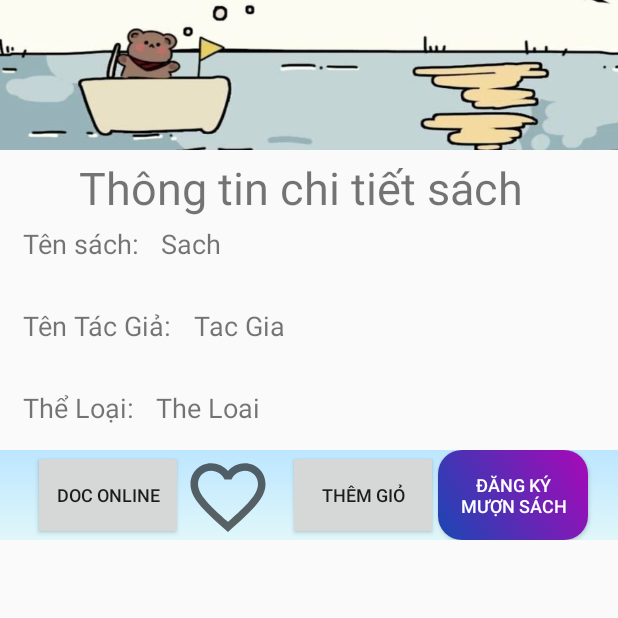
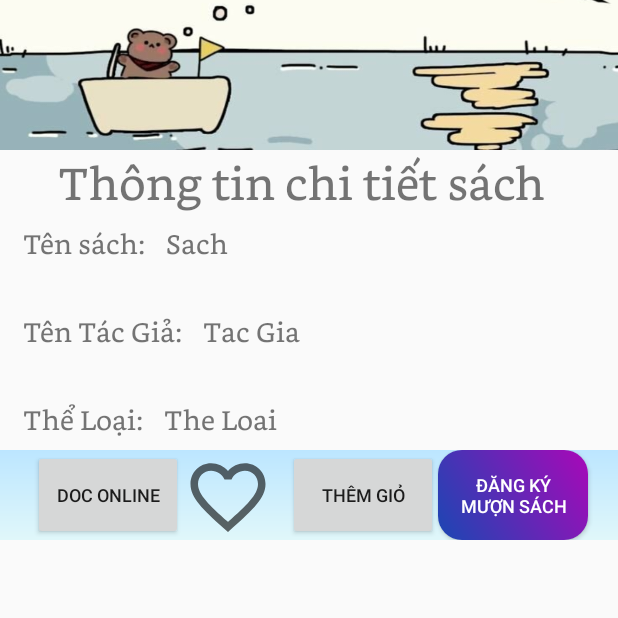
Before and after one commit to tangtuan16/Library, an Android app: the BookDetailActivity screen opened directly, with no data from a screen before it, on a phone screen of 412 x 824 dp, the top half of it. Run offline under Robolectric (Android 15) with nearby library versions, the phone set to English and light mode, and no system bars.

Commit message:
commit lai

```diff
--- a/app/src/main/java/com/example/Untils/DBManager.java
+++ b/app/src/main/java/com/example/Untils/DBManager.java
@@ -18,7 +18,7 @@ public class DBManager {
 
     public static class DatabaseHelper extends SQLiteOpenHelper {
         private static final String DATABASE_NAME = "Library";
-        private static final int DATABASE_VERSION = 34;
+        private static final int DATABASE_VERSION = 35;
 
         private static final String TABLE_CREATE_BOOK = "CREATE TABLE books (" +
                 "id INTEGER PRIMARY KEY AUTOINCREMENT, " +
--- a/app/src/main/res/layout/activity_book_detail.xml
+++ b/app/src/main/res/layout/activity_book_detail.xml
@@ -3,16 +3,18 @@
     android:layout_width="match_parent"
     android:layout_height="match_parent"
     android:orientation="vertical">
-<LinearLayout
-    android:layout_width="match_parent"
-    android:background="@drawable/img"
-    android:layout_height="100dp"/>
+
+    <LinearLayout
+        android:layout_width="match_parent"
+        android:layout_height="100dp"
+        android:background="@drawable/img" />
+
     <TextView
         android:layout_width="match_parent"
         android:layout_height="50dp"
-        android:fontFamily="sans-serif"
+        android:layout_marginEnd="10dp"
+        android:fontFamily="@font/bookerly"
         android:gravity="center"
-        android:layout_marginEnd="10dp"
         android:text="Thông tin chi tiết sách"
         android:textSize="30sp" />
 
@@ -39,6 +41,7 @@
                 <TextView
                     android:layout_width="wrap_content"
                     android:layout_height="wrap_content"
+                    android:fontFamily="@font/bookerly"
                     android:text="Tên sách: "
                     android:textSize="18sp" />
 
@@ -47,6 +50,7 @@
                     android:layout_width="wrap_content"
                     android:layout_height="wrap_content"
                     android:layout_marginLeft="10dp"
+                    android:fontFamily="@font/bookerly"
                     android:text="Sach"
                     android:textSize="18sp" />
             </LinearLayout>
@@ -60,6 +64,7 @@
                 <TextView
                     android:layout_width="wrap_content"
                     android:layout_height="wrap_content"
+                    android:fontFamily="@font/bookerly"
                     android:text="Tên Tác Giả: "
                     android:textSize="18sp" />
 
@@ -68,19 +73,21 @@
                     android:layout_width="wrap_content"
                     android:layout_height="wrap_content"
                     android:layout_marginLeft="10dp"
+                    android:fontFamily="@font/bookerly"
                     android:text="Tac Gia"
                     android:textSize="18sp" />
             </LinearLayout>
 
             <LinearLayout
                 android:layout_width="wrap_content"
+                android:layout_height="wrap_content"
                 android:layout_marginTop="30dp"
-                android:layout_height="wrap_content"
                 android:orientation="horizontal">
 
                 <TextView
                     android:layout_width="wrap_content"
                     android:layout_height="wrap_content"
+                    android:fontFamily="@font/bookerly"
                     android:text="Thể Loại: "
                     android:textSize="18sp" />
 
@@ -89,7 +96,7 @@
                     android:layout_width="wrap_content"
                     android:layout_height="wrap_content"
                     android:layout_marginLeft="10dp"
-
+                    android:fontFamily="@font/bookerly"
                     android:text="The Loai"
                     android:textSize="18sp" />
             </LinearLayout>
@@ -102,9 +109,10 @@
 
             <ImageView
                 android:id="@+id/imgAvt"
+                android:baseline="@dimen/cardview_compat_inset_shadow"
                 android:layout_width="100dp"
-                android:layout_marginEnd="20dp"
-                android:layout_height="150dp" />
+                android:layout_height="150dp"
+                android:layout_marginEnd="20dp" />
         </LinearLayout>
 
     </LinearLayout>
@@ -114,12 +122,13 @@
         android:layout_height="60dp"
         android:background="@drawable/bg_gradient"
         android:gravity="right">
+
         <Button
+            android:id="@+id/readbook"
             android:layout_width="100dp"
+            android:layout_height="60dp"
             android:text="Doc Online"
-            android:textSize="12sp"
-            android:id="@+id/readbook"
-            android:layout_height="60dp"/>
+            android:textSize="12sp" />
 
         <CheckBox
             android:id="@+id/checkBox"
@@ -134,10 +143,10 @@
         <Button
             android:id="@+id/btnAddToCart"
             android:layout_width="100dp"
+            android:layout_height="60dp"
             android:text="Thêm giỏ"
-            android:textSize="12sp"
 
-            android:layout_height="60dp"/>
+            android:textSize="12sp" />
 
         <Button
             android:id="@+id/btnBorrow"
@@ -146,8 +155,8 @@
             android:layout_marginEnd="20dp"
             android:background="@drawable/btn_custom1"
             android:breakStrategy="balanced"
+            android:text="Đăng Ký Mượn Sách"
             android:textColor="@android:color/white"
-            android:text="Đăng Ký Mượn Sách"
             android:textSize="12sp" />
 
 
@@ -161,7 +170,7 @@
             android:id="@+id/recyclerView_comments"
             android:layout_width="match_parent"
             android:layout_height="wrap_content"
-            android:scrollbars="vertical" />
+            android:scrollbars="horizontal" />
 
     </ScrollView>
 
--- a/app/src/main/res/values/colors.xml
+++ b/app/src/main/res/values/colors.xml
@@ -9,6 +9,6 @@
     <color name="colorPrimaryDark">#3700B3</color>
     <color name="colorAccent">#03DAC5</color>
     <color name="kindle_background">#F5F5DC</color> <!-- Beige color similar to Kindle's background -->
-    <color name="kindle_text_color">#000000</color> <!-- Text color -->
+    <color name="kindle_text_color">#333333</color> <!-- Text color --> <!-- Text color -->
 
 </resources>
```
Also changed, not shown: app/src/main/assets/books.json (+21 -7 lines), app/src/main/java/com/example/Views/Activitys/ReadBookActivity.java (+103 -42 lines), app/src/main/java/com/example/Views/Adapters/BookContentAdapter.java (+5 -11 lines), app/src/main/res/layout/page_book.xml (+20 -14 lines).
